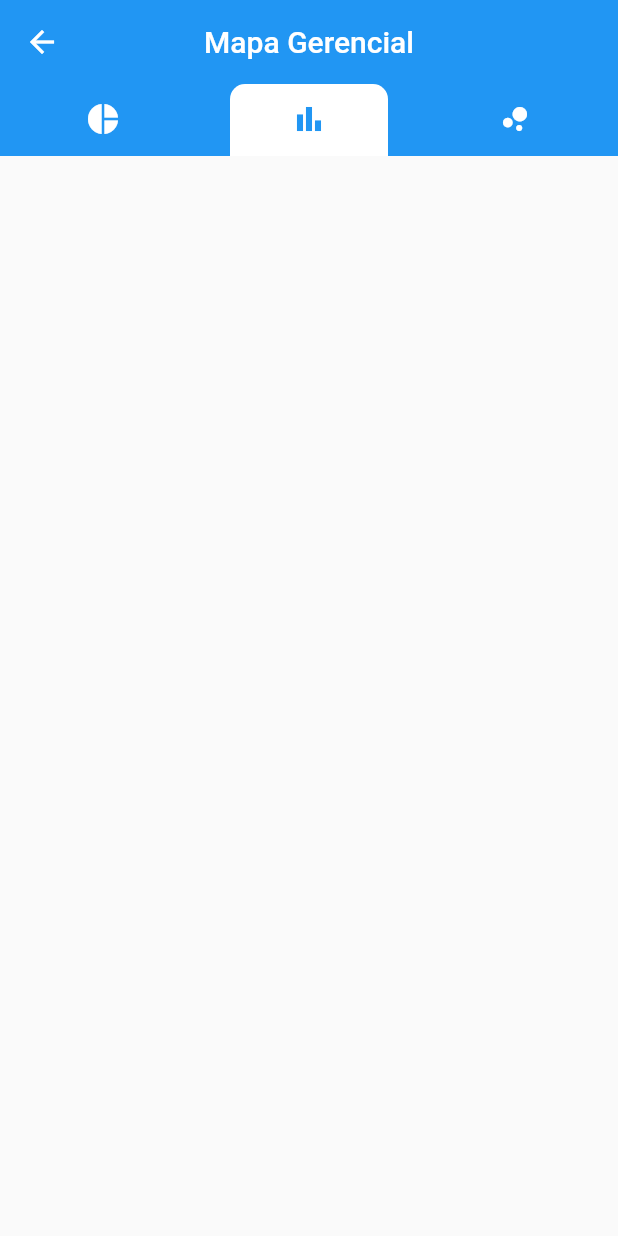
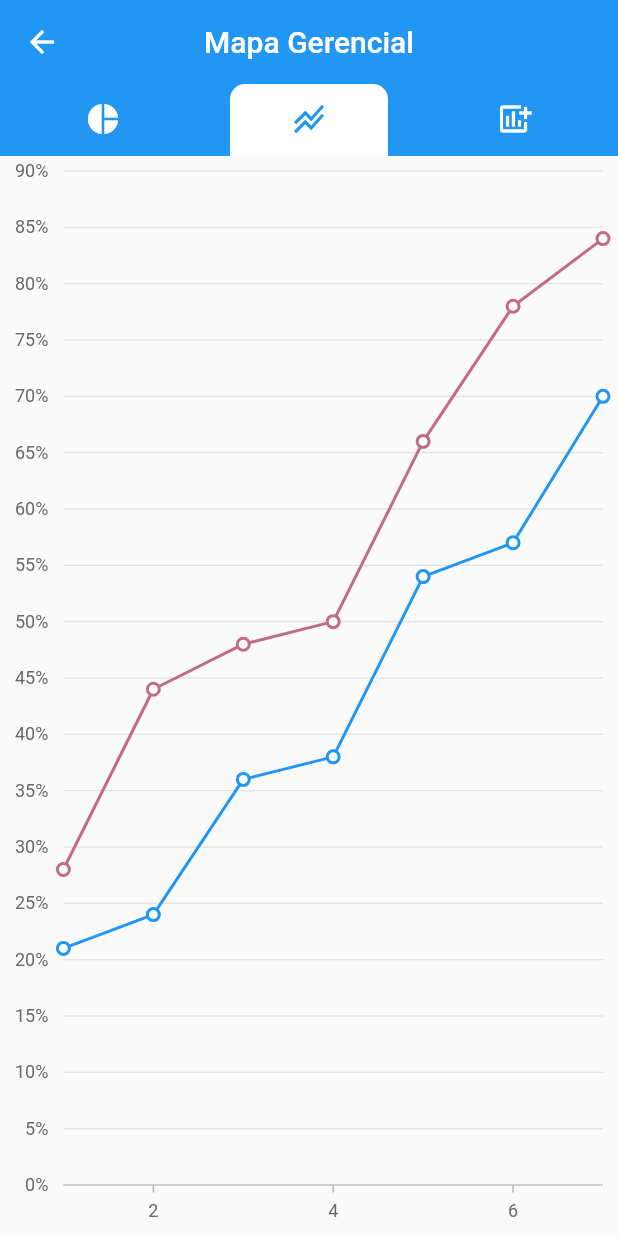
Before and after one commit to Irand27/MapaGerencial, a Flutter app: the HomePage screen opened directly, tab 2 chosen, on a phone screen of 412 x 824 dp. Run offline on Flutter 3.47's test engine with Material 2 defaults, Android fonts, the phone set to English and light mode, and no system bars; our stand-ins replace get, syncfusion_flutter_charts.

Commit message:
graph line implementation

```diff
--- a/lib/pages/home/charts/chart_bar.dart
+++ /dev/null
@@ -1,15 +0,0 @@
-import 'package:flutter/material.dart';
-
-class ChartBar extends StatefulWidget {
-  const ChartBar({key}) : super(key: key);
-
-  @override
-  _ChartBarState createState() => _ChartBarState();
-}
-
-class _ChartBarState extends State<ChartBar> {
-  @override
-  Widget build(BuildContext context) {
-    return Container();
-  }
-}
--- /dev/null
+++ b/lib/pages/home/charts/chart_line.dart
@@ -0,0 +1,85 @@
+import 'package:flutter/material.dart';
+import 'package:projeto_principal/pages/home/charts/data_charts.dart';
+import 'package:syncfusion_flutter_charts/charts.dart';
+
+class ChartsLine extends StatefulWidget {
+  const ChartsLine({Key key}) : super(key: key);
+
+  @override
+  _SyncFusionFlutterChartsLineState createState() =>
+      _SyncFusionFlutterChartsLineState();
+}
+
+class _SyncFusionFlutterChartsLineState extends State<ChartsLine> {
+  _SyncFusionFlutterChartsLineState();
+
+  @override
+  Widget build(BuildContext context) {
+    return _getDefaultLineChart();
+  }
+
+  SfCartesianChart _getDefaultLineChart() {
+    return SfCartesianChart(
+      plotAreaBorderWidth: 0,
+      title: ChartTitle(text: ''),
+      legend: Legend(
+        isVisible: false,
+        overflowMode: LegendItemOverflowMode.wrap,
+      ),
+      primaryXAxis: NumericAxis(
+        edgeLabelPlacement: EdgeLabelPlacement.shift,
+        interval: 2,
+        majorGridLines: MajorGridLines(
+          width: 0,
+        ),
+      ),
+      primaryYAxis: NumericAxis(
+        labelFormat: '{value}%',
+        axisLine: AxisLine(width: 0),
+        majorTickLines: MajorTickLines(
+          color: Colors.transparent,
+        ),
+      ),
+      series: _getDefaultLineSeries(),
+      tooltipBehavior: TooltipBehavior(
+        enable: true,
+      ),
+    );
+  }
+
+  List<LineSeries<ChartSampleData, num>> _getDefaultLineSeries() {
+    final chartData = <ChartSampleData>[
+      ChartSampleData(x: 1, y: 21, y2: 28),
+      ChartSampleData(x: 2, y: 24, y2: 44),
+      ChartSampleData(x: 3, y: 36, y2: 48),
+      ChartSampleData(x: 4, y: 38, y2: 50),
+      ChartSampleData(x: 5, y: 54, y2: 66),
+      ChartSampleData(x: 6, y: 57, y2: 78),
+      ChartSampleData(x: 7, y: 70, y2: 84)
+    ];
+
+    return <LineSeries<ChartSampleData, num>>[
+      LineSeries<ChartSampleData, num>(
+        color: Colors.blue,
+        animationDuration: 2500,
+        dataSource: chartData,
+        xValueMapper: (ChartSampleData sales, _) => sales.x,
+        yValueMapper: (ChartSampleData sales, _) => sales.y,
+        width: 2,
+        name: 'Biscoito de sal',
+        markerSettings: MarkerSettings(isVisible: true),
+      ),
+      LineSeries<ChartSampleData, num>(
+        animationDuration: 2500,
+        dataSource: chartData,
+        width: 2,
+        name: 'Refrigerantes',
+        xValueMapper: (ChartSampleData sales, _) => sales.x,
+        yValueMapper: (ChartSampleData sales, _) => sales.y2,
+        markerSettings: MarkerSettings(
+          isVisible: true,
+        ),
+      ),
+    ];
+  }
+}
--- a/lib/pages/home/home_page.dart
+++ b/lib/pages/home/home_page.dart
@@ -1,6 +1,6 @@
 import 'package:flutter/material.dart';
-import 'package:projeto_principal/pages/home/charts/chart_bar.dart';
-import 'package:projeto_principal/pages/home/charts/chart_bubble.dart';
+import 'package:projeto_principal/pages/home/charts/chart_line.dart';
+import 'package:projeto_principal/pages/home/charts/chart_add.dart';
 import 'package:projeto_principal/pages/home/charts/chart_pie.dart';
 import 'package:projeto_principal/pages/home/charts/data_charts.dart';
 
@@ -34,13 +34,13 @@ class HomePage extends StatelessWidget {
                   Tab(
                     child: Align(
                       alignment: Alignment.center,
-                      child: Icon(Icons.bar_chart),
+                      child: Icon(Icons.stacked_line_chart),
                     ),
                   ),
                   Tab(
                     child: Align(
                         alignment: Alignment.center,
-                        child: Icon(Icons.bubble_chart)),
+                        child: Icon(Icons.add_chart)),
                   ),
                 ]),
           ),
@@ -73,74 +73,9 @@ class HomePage extends StatelessWidget {
                 ),
               ],
             ),
+            ChartsLine(),
             ChartBubble(),
-            ChartBar(),
           ]),
         ));
-    // return Scaffold(
-    //   appBar: AppBar(),
-    //   body: Stack(
-    //     children: [
-    //       Container(
-    //         height: double.infinity,
-    //         width: double.infinity,
-    //         decoration: BoxDecoration(
-    //           gradient: LinearGradient(
-    //               begin: Alignment.topCenter,
-    //               end: Alignment.bottomCenter,
-    //               colors: [
-    //                 Color(0xFF73AEF5),
-    //                 Color(0xFF61A4F1),
-    //                 Color(0xFF478DE0),
-    //                 Color(0xFF398AE5),
-    //               ],
-    //               stops: [
-    //                 0.1,
-    //                 0.4,
-    //                 0.7,
-    //                 0.9,
-    //               ]),
-    //         ),
-    //       ),
-    // ListView.builder(
-    //     padding: const EdgeInsets.all(8),
-    //     itemCount: entries.length,
-    //     itemBuilder: (BuildContext context, int index) {
-    //       return Container(
-    //         height: MediaQuery.of(context).size.height * 0.5,
-    //         decoration: BoxDecoration(
-    //           color: Colors.redAccent,
-    //           borderRadius: BorderRadius.circular(15),
-    //         ),
-    //         margin: EdgeInsets.symmetric(horizontal: 20, vertical: 20),
-    //         child: Column(
-    //           crossAxisAlignment: CrossAxisAlignment.stretch,
-    //           children: [
-    //             Container(
-    //               width: double.infinity,
-    //               color: Colors.orangeAccent,
-    //               child: Padding(
-    //                 padding: const EdgeInsets.all(4.0),
-    //                 child: Text(
-    //                   'Entry ${entries[index]}',
-    //                   style: TextStyle(
-    //                     color: Colors.black,
-    //                     fontSize: 16,
-    //                     fontWeight: FontWeight.bold,
-    //                     fontFamily: 'OpenSans',
-    //                   ),
-    //                   textAlign: TextAlign.center,
-    //                 ),
-    //               ),
-    //             ),
-    //           ],
-    //         ),
-    //       );
-    //     }),
-//         ],
-//       ),
-//     );
-//   }
-// }
   }
 }
```
Also changed, not shown: lib/pages/home/charts/chart_add.dart (renamed from lib/pages/home/charts/chart_bubble.dart).
